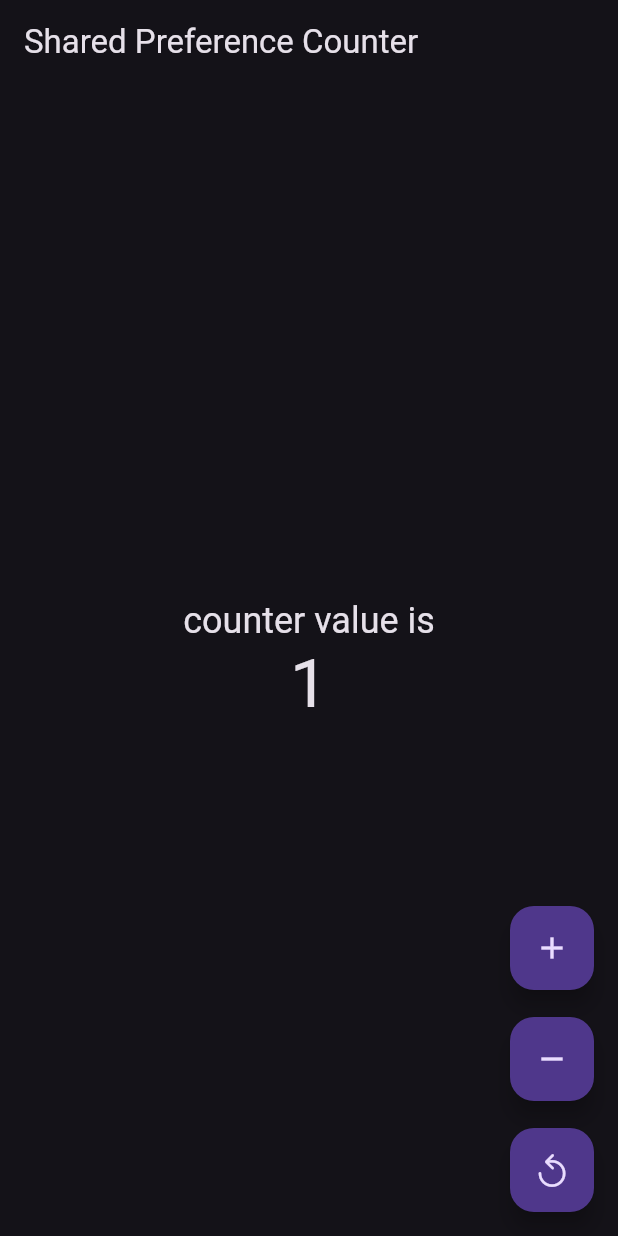
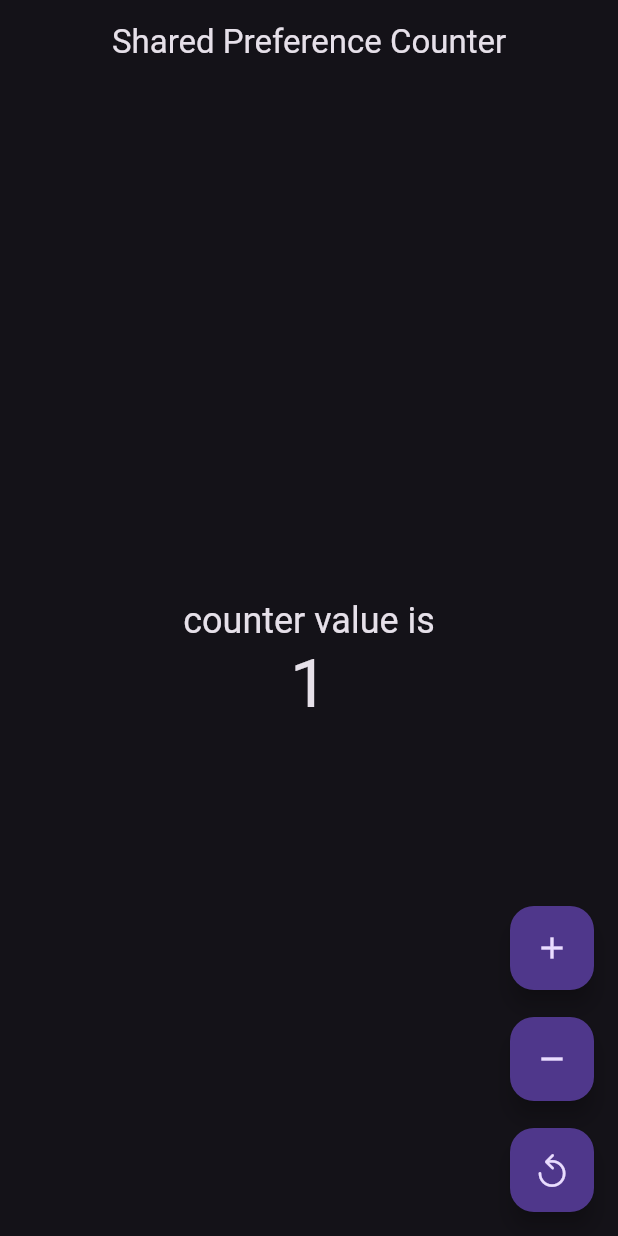
Before and after one commit to Jalambo-Dev/shared_preferences_flutter_tutorial, a Flutter app: the screen it shows after launch, after a tap on the "add" icon, on a phone screen of 412 x 824 dp. Run offline on Flutter 3.47's test engine with Material 3 defaults, Android fonts, the phone set to English and light mode, and no system bars; our stand-ins replace shared_preferences; statements that could not run were skipped.

```diff
--- a/counter_with_shared_pref/lib/counter_screen.dart
+++ b/counter_with_shared_pref/lib/counter_screen.dart
@@ -46,6 +46,7 @@ class _CounterScreenState extends State<CounterScreen> {
     return Scaffold(
       appBar: AppBar(
         title: const Text('Shared Preference Counter'),
+        centerTitle: true,
       ),
       body: Center(
         child: Column(
--- a/counter_with_shared_pref/lib/main.dart
+++ b/counter_with_shared_pref/lib/main.dart
@@ -1,8 +1,8 @@
 import 'package:counter_with_shared_pref/counter_screen.dart';
 import 'package:flutter/material.dart';
 
-void main() {
-  runApp(const MyApp());
+void main(List<String> args) {
+  runApp(MyApp());
 }
 
 class MyApp extends StatelessWidget {
```
